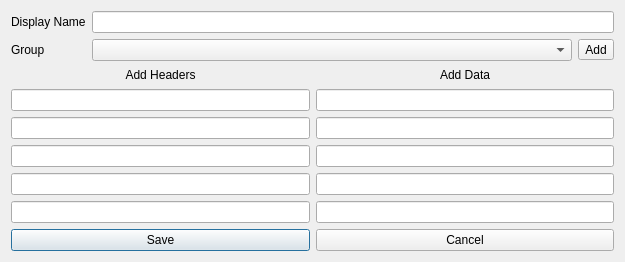
First picture: the form in designs/xml/vault_add_window.ui, repository daniel-deru/WorkMate-3.0, before the edit.
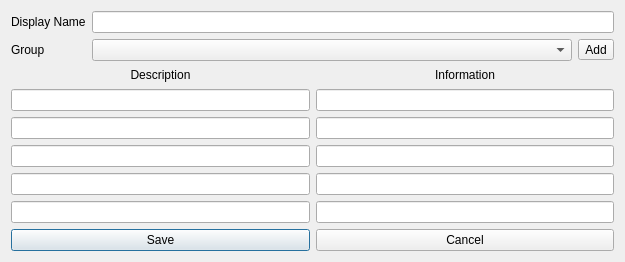
Second picture: the form after the edit.

Commit message: made design changes to settings secured tab and general vault window

```diff
--- a/designs/xml/vault_add_window.ui
+++ b/designs/xml/vault_add_window.ui
@@ -57,7 +57,7 @@
      <item>
       <widget class="QLabel" name="lbl_headers">
        <property name="text">
-        <string>Add Headers</string>
+        <string>Description</string>
        </property>
        <property name="alignment">
         <set>Qt::AlignCenter</set>
@@ -67,7 +67,7 @@
      <item>
       <widget class="QLabel" name="lbl_data">
        <property name="text">
-        <string>Add Data</string>
+        <string>Information</string>
        </property>
        <property name="alignment">
         <set>Qt::AlignCenter</set>
```
The commit also changes 4 other files.
